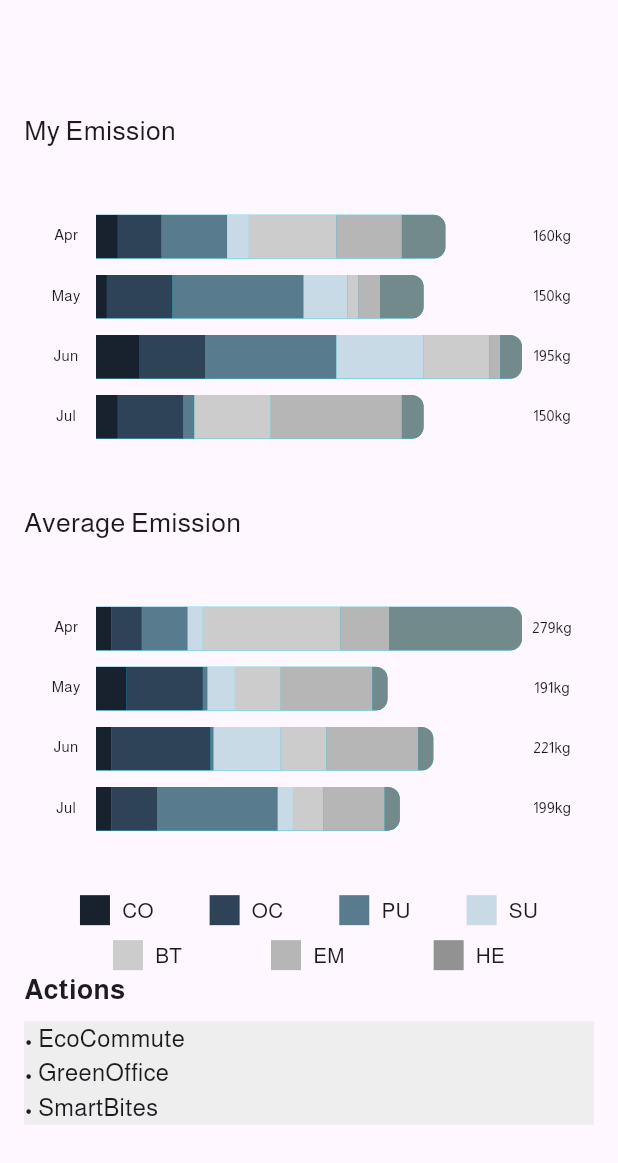
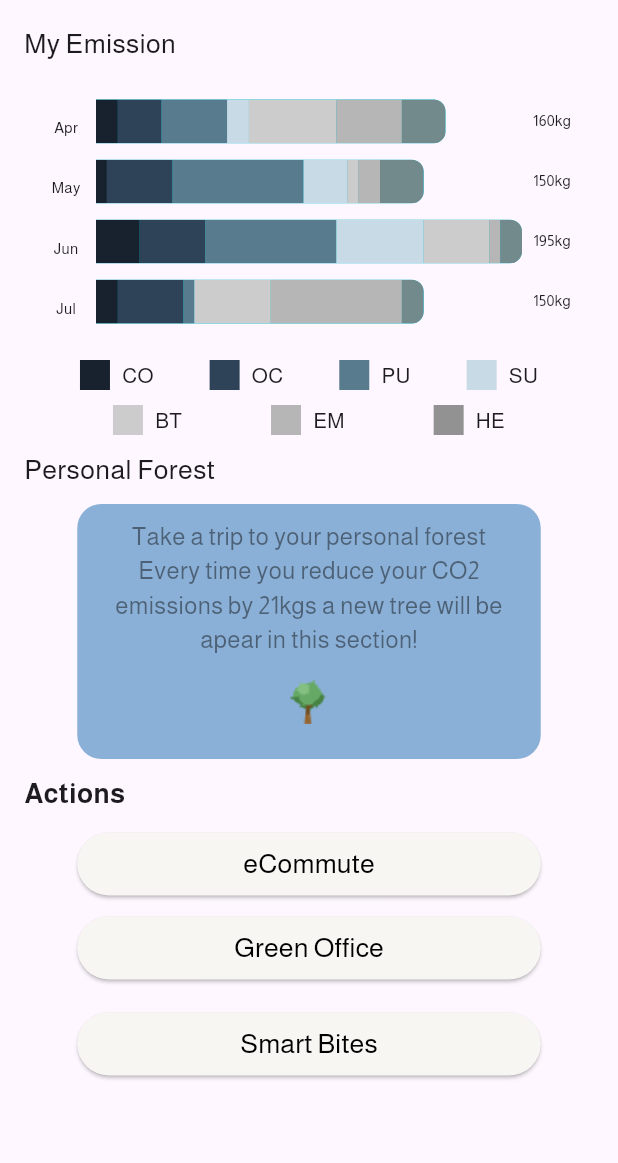
Before and after one commit to honganji/co2_tracking, a Flutter app: the Home widget shown alone on an empty page, opened directly, on a phone screen of 412 x 824 dp. Shown: the top 1163 px of the screen. Run offline on Flutter 3.47's test engine with Material 3 defaults, Android fonts, the phone set to English and light mode, and no system bars; drawn by our look-alikes of fl_chart; our stand-ins replace video_player.

Commit message:
modify graph

```diff
--- a/lib/main.dart
+++ b/lib/main.dart
@@ -1,8 +1,15 @@
 import 'package:co2_tracking/pages/base.dart';
 import 'package:flutter/material.dart';
 import 'pages/initial.dart';
+import 'dart:convert';
+import 'package:flutter/services.dart' show rootBundle;
 
-void main() {
+void main() async {
+  WidgetsFlutterBinding.ensureInitialized();
+  // Define the path to the JSON file
+  const String filePath = 'assets/json/data.json';
+  final Map<String, dynamic> jsonData = await readJsonFile(filePath);
+  storeJson(jsonData);
   runApp(const MyApp());
 }
 
@@ -15,12 +22,24 @@ class MyApp extends StatelessWidget {
       title: 'Flutter Demo',
       debugShowCheckedModeBanner: false,
       theme: ThemeData(
-        colorScheme: ColorScheme.fromSeed(seedColor: Colors.deepPurple),
-        useMaterial3: true,
-        fontFamily: "Almarai"
-      ),
-      // home: const Initial(),
-      home: Base(),
+          colorScheme: ColorScheme.fromSeed(seedColor: Colors.deepPurple),
+          useMaterial3: true,
+          fontFamily: "Almarai"),
+      home: const Initial(),
+      // home: Base(),
     );
   }
 }
+
+Future<Map<String, dynamic>> readJsonFile(String assetPath) async {
+  // Load the JSON file from the assets
+  final contents = await rootBundle.loadString(assetPath);
+
+  // Decode the JSON
+  final jsonData = jsonDecode(contents);
+  return jsonData;
+}
+
+void storeJson(Map<String, dynamic> content) {
+  print("length: ${content["department"].length}");
+}
--- a/lib/pages/base.dart
+++ b/lib/pages/base.dart
@@ -1,7 +1,6 @@
 import 'package:co2_tracking/pages/home.dart';
 import 'package:co2_tracking/pages/profile.dart';
 import 'package:co2_tracking/pages/stats.dart';
-import 'package:co2_tracking/pages/stats_v2.dart';
 import 'package:flutter/material.dart';
 
 class Base extends StatefulWidget {
@@ -17,7 +16,6 @@ class _BaseState extends State<Base> {
     const Home(),
     const Profile(),
     const Stats()
-    // const StatsV2()
   ];
 
   // List of Title to transition between
@@ -43,7 +41,7 @@ class _BaseState extends State<Base> {
         children: [
           Container(
             height: 70,
-            padding: EdgeInsets.only(top: 10, left: 20),
+            padding: EdgeInsets.only(top: 20, left: 8),
             width: double.infinity,
             color: Colors.blueGrey,
             child: Text(
@@ -62,7 +60,7 @@ class _BaseState extends State<Base> {
           ),
           child: Container(
             color: Colors.white,
-            height: 50,
+            height: 20,
           ),
         ),
           Expanded(
--- a/lib/pages/home.dart
+++ b/lib/pages/home.dart
@@ -13,34 +13,75 @@ class Home extends StatelessWidget {
       padding: const EdgeInsets.all(16.0),
       child: Column(
         crossAxisAlignment: CrossAxisAlignment.start,
-        mainAxisAlignment: MainAxisAlignment.center,
+        mainAxisAlignment: MainAxisAlignment.start,
         children: [
           Text("My Emission", style: TextStyle(fontSize: 18),),
           StatsV2(inputData: dataList1),
-          Text("Average Emission", style: TextStyle(fontSize: 18),),
-          StatsV2(inputData: dataList2),
           const PropBoxes(),
-
+          SizedBox(height: 10,),
+          Text("Personal Forest", style: TextStyle(fontSize: 18),),
+          SizedBox(height: 10,),
+          Row(
+            children: [
+              Spacer(),
+              Container(
+                padding: EdgeInsets.all(10),
+                decoration: BoxDecoration(
+                  color: Color(0xF084ACD4),
+                  borderRadius: BorderRadius.circular(16.0), // Rounded corners
+                ),
+                height: 170,
+                width: MediaQuery.of(context).size.width * 3 / 4,
+                child: Column(
+                  children: [
+                    Text(
+                      "Take a trip to your personal forest\nEvery time you reduce your CO2\nemissions by 21kgs a new tree will be apear in this section!",
+                      textAlign: TextAlign.center,
+                      style: TextStyle(
+                        fontSize: 16,
+                        color: Colors.black45
+                      ),
+                      ),
+                    Expanded(
+                      child: const Row(
+                        mainAxisAlignment: MainAxisAlignment.center,
+                        children: [
+                          Image(
+                            image: AssetImage('assets/images/Tree.png'), // Replace with your image path
+                            width: 200, // Set the desired width
+                            height: 200, // Set the desired height
+                          ),
+                          // ImageIcon(
+                          //   AssetImage('assets/images/Tree.png'),
+                          //   size: 45,
+                          // ),
+                        ],
+                      ),
+                    )
+                  ],
+                ),
+              ),
+              Spacer(),
+            ],
+          ),
+          SizedBox(height: 10,),
           // Third Box: "Actions"
           Text(
             'Actions',
             style: TextStyle(fontSize: 18, fontWeight: FontWeight.bold),
           ),
-          SizedBox(height: 8), // Spacing before bullet points
-
-          // Bullets with random sentences
           Container(
-            color: Colors.grey[200],
-            // padding: EdgeInsets.all(8),
-            // margin: EdgeInsets.symmetric(vertical: 8),
+            padding: EdgeInsets.only(top: 10),
+            width: double.infinity,
             child: Column(
-              crossAxisAlignment: CrossAxisAlignment.start,
+              mainAxisAlignment: MainAxisAlignment.center,
+              crossAxisAlignment: CrossAxisAlignment.center,
               children: [
-                BulletPoint(
-                    text:
-                        'EcoCommute'),
-                BulletPoint(text: 'GreenOffice'),
-                BulletPoint(text: 'SmartBites'),
+                CustomButton(label: 'eCommute'),
+                SizedBox(height: 8), // Space between buttons
+                CustomButton(label: 'Green Office'),
+                SizedBox(height: 16),
+                CustomButton(label: 'Smart Bites'),
               ],
             ),
           ),
@@ -71,3 +112,35 @@ class BulletPoint extends StatelessWidget {
     );
   }
 }
+
+class CustomButton extends StatelessWidget {
+  final String label;
+
+  const CustomButton({required this.label});
+
+  @override
+  Widget build(BuildContext context) {
+    return SizedBox(
+      width: MediaQuery.of(context).size.width * 3 / 4,
+      child: ElevatedButton(
+        onPressed: () {
+          // Define the action on button press here
+        },
+        style: ElevatedButton.styleFrom(
+          backgroundColor: Color(0xFFF7F6F3),
+          shape: RoundedRectangleBorder(
+            borderRadius: BorderRadius.circular(30.0), // Pill-shaped button
+          ),
+          padding: EdgeInsets.symmetric(vertical: 8.0, horizontal: 24.0), // Size of the button
+        ),
+        child: Text(
+          label,
+          style: TextStyle(
+            fontSize: 18.0,
+            color: Colors.black, // Text color as seen in the image
+          ),
+        ),
+      ),
+    );
+  }
+}
--- a/lib/pages/initial.dart
+++ b/lib/pages/initial.dart
@@ -20,7 +20,6 @@ class _InitialState extends State<Initial> {
 
   List<String> myStrings = [
     "Let's work\ntogether\nto reduce\ncarbon emission!",
-    "Specified\nsolution\nfor your day!",
     "Let's\nstart\ndecarborning\nthis planet!"
   ];
   int num = 0;
@@ -59,7 +58,7 @@ class _InitialState extends State<Initial> {
             ),
           GestureDetector(
             onTap: () {
-              if (num == 2)
+              if (num == 1)
               {
                 Navigator.pushReplacement(
                   context,
--- a/lib/pages/stats_v2.dart
+++ b/lib/pages/stats_v2.dart
@@ -41,12 +41,9 @@ class StatsV2State extends State<StatsV2> {
     }
     return RotatedBox(
       quarterTurns: 3,
-      child: Padding(
-        padding: const EdgeInsets.only(bottom: 11.0),
-        child: SideTitleWidget(
-          axisSide: meta.axisSide,
-          child: Text(text, style: style),
-        ),
+      child: SideTitleWidget(
+        axisSide: meta.axisSide,
+        child: Text(text, style: style),
       ),
     );
   }
@@ -74,7 +71,7 @@ class StatsV2State extends State<StatsV2> {
       child: Column(
         children: [
           AspectRatio(
-            aspectRatio: 1.66,
+            aspectRatio: 2,
             child: LayoutBuilder(
               builder: (context, constraints) {
                 final barsSpace = 12.0 * constraints.maxWidth / 400;
--- a/pubspec.yaml
+++ b/pubspec.yaml
@@ -77,6 +77,7 @@ flutter:
   assets:
     - assets/videos/
     - assets/images/
+    - assets/json/
 
   # To add assets to your application, add an assets section, like this:
   # assets:
```
Also changed, not shown: assets/images/Tree.png (added), assets/json/data.json (renamed from lib/constant/data.json).
